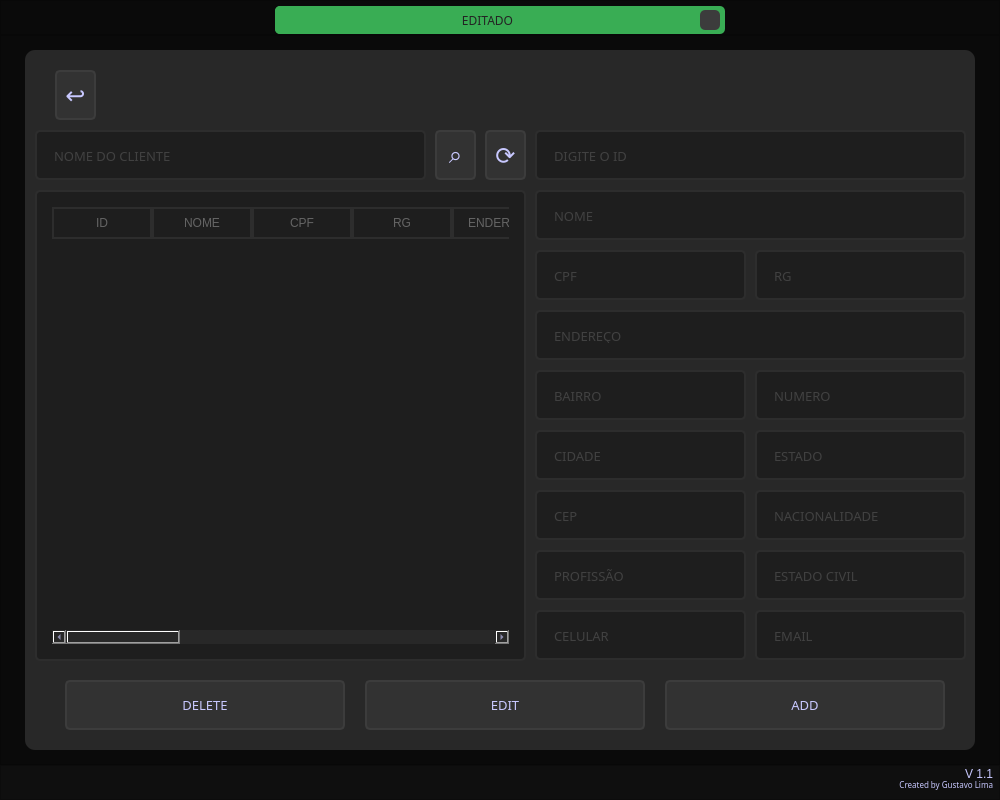
This is Qt/edit_client.ui in GLimas99/MakeForms as Qt 5 draws it before an edit. The edited form follows.
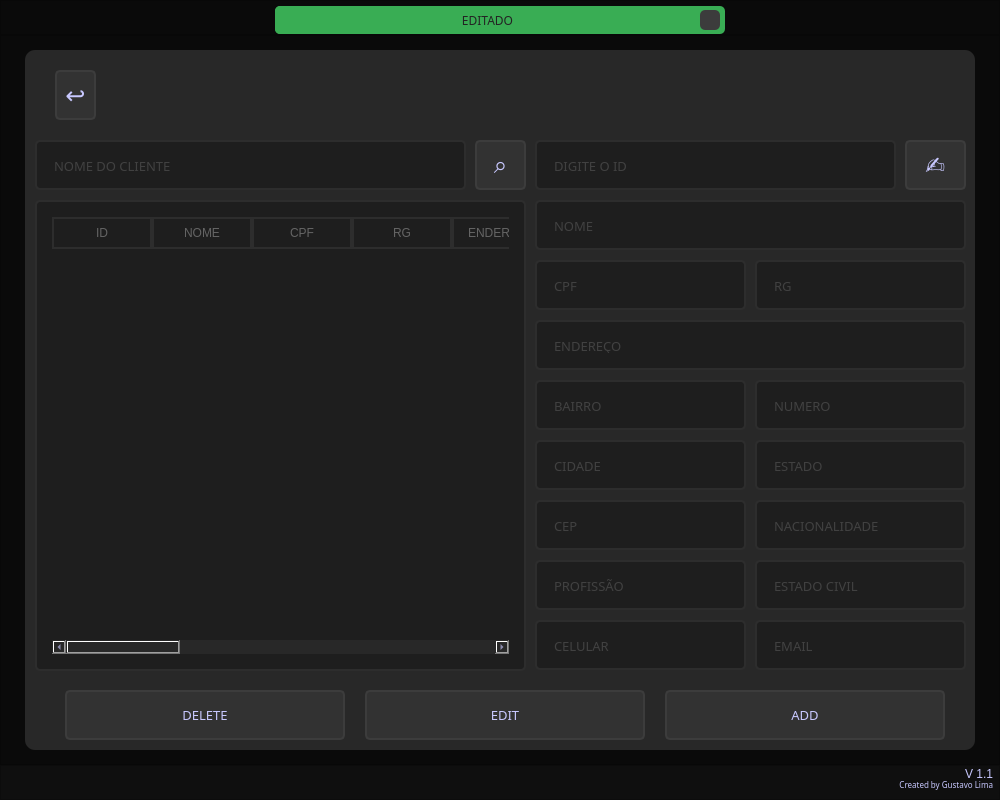
This is the edited form. Icons and pictures are not drawn.

Diff of the .ui file:
```diff
--- a/Qt/edit_client.ui
+++ b/Qt/edit_client.ui
@@ -266,8 +266,8 @@
           <property name="geometry">
            <rect>
             <x>510</x>
-            <y>80</y>
-            <width>431</width>
+            <y>90</y>
+            <width>361</width>
             <height>50</height>
            </rect>
           </property>
@@ -303,9 +303,9 @@
          <widget class="QPushButton" name="btn_search">
           <property name="geometry">
            <rect>
-            <x>410</x>
-            <y>80</y>
-            <width>41</width>
+            <x>450</x>
+            <y>90</y>
+            <width>51</width>
             <height>50</height>
            </rect>
           </property>
@@ -342,8 +342,8 @@
           <property name="geometry">
            <rect>
             <x>10</x>
-            <y>80</y>
-            <width>391</width>
+            <y>90</y>
+            <width>431</width>
             <height>50</height>
            </rect>
           </property>
@@ -380,7 +380,7 @@
           <property name="geometry">
            <rect>
             <x>730</x>
-            <y>440</y>
+            <y>450</y>
             <width>211</width>
             <height>50</height>
            </rect>
@@ -418,7 +418,7 @@
           <property name="geometry">
            <rect>
             <x>730</x>
-            <y>500</y>
+            <y>510</y>
             <width>211</width>
             <height>50</height>
            </rect>
@@ -456,7 +456,7 @@
           <property name="geometry">
            <rect>
             <x>510</x>
-            <y>320</y>
+            <y>330</y>
             <width>211</width>
             <height>50</height>
            </rect>
@@ -494,7 +494,7 @@
           <property name="geometry">
            <rect>
             <x>730</x>
-            <y>320</y>
+            <y>330</y>
             <width>211</width>
             <height>50</height>
            </rect>
@@ -532,7 +532,7 @@
           <property name="geometry">
            <rect>
             <x>510</x>
-            <y>380</y>
+            <y>390</y>
             <width>211</width>
             <height>50</height>
            </rect>
@@ -570,7 +570,7 @@
           <property name="geometry">
            <rect>
             <x>510</x>
-            <y>260</y>
+            <y>270</y>
             <width>431</width>
             <height>50</height>
            </rect>
@@ -608,7 +608,7 @@
           <property name="geometry">
            <rect>
             <x>510</x>
-            <y>140</y>
+            <y>150</y>
             <width>431</width>
             <height>50</height>
            </rect>
@@ -646,7 +646,7 @@
           <property name="geometry">
            <rect>
             <x>510</x>
-            <y>440</y>
+            <y>450</y>
             <width>211</width>
             <height>50</height>
            </rect>
@@ -684,7 +684,7 @@
           <property name="geometry">
            <rect>
             <x>730</x>
-            <y>560</y>
+            <y>570</y>
             <width>211</width>
             <height>50</height>
            </rect>
@@ -722,7 +722,7 @@
           <property name="geometry">
            <rect>
             <x>730</x>
-            <y>200</y>
+            <y>210</y>
             <width>211</width>
             <height>50</height>
            </rect>
@@ -760,7 +760,7 @@
           <property name="geometry">
            <rect>
             <x>730</x>
-            <y>380</y>
+            <y>390</y>
             <width>211</width>
             <height>50</height>
            </rect>
@@ -798,7 +798,7 @@
           <property name="geometry">
            <rect>
             <x>510</x>
-            <y>560</y>
+            <y>570</y>
             <width>211</width>
             <height>50</height>
            </rect>
@@ -836,7 +836,7 @@
           <property name="geometry">
            <rect>
             <x>510</x>
-            <y>200</y>
+            <y>210</y>
             <width>211</width>
             <height>50</height>
            </rect>
@@ -874,7 +874,7 @@
           <property name="geometry">
            <rect>
             <x>510</x>
-            <y>500</y>
+            <y>510</y>
             <width>211</width>
             <height>50</height>
            </rect>
@@ -912,7 +912,7 @@
           <property name="geometry">
            <rect>
             <x>10</x>
-            <y>140</y>
+            <y>150</y>
             <width>491</width>
             <height>471</height>
            </rect>
@@ -1024,7 +1024,7 @@
           </column>
           <column>
            <property name="text">
-            <string>ValorVisita</string>
+            <string>CELULAR</string>
            </property>
           </column>
           <column>
@@ -1037,7 +1037,7 @@
           <property name="geometry">
            <rect>
             <x>640</x>
-            <y>630</y>
+            <y>640</y>
             <width>280</width>
             <height>50</height>
            </rect>
@@ -1072,7 +1072,7 @@
           <property name="geometry">
            <rect>
             <x>40</x>
-            <y>630</y>
+            <y>640</y>
             <width>280</width>
             <height>50</height>
            </rect>
@@ -1107,7 +1107,7 @@
           <property name="geometry">
            <rect>
             <x>340</x>
-            <y>630</y>
+            <y>640</y>
             <width>280</width>
             <height>50</height>
            </rect>
@@ -1141,9 +1141,9 @@
          <widget class="QPushButton" name="btn_search_2">
           <property name="geometry">
            <rect>
-            <x>460</x>
-            <y>80</y>
-            <width>41</width>
+            <x>880</x>
+            <y>90</y>
+            <width>61</width>
             <height>50</height>
            </rect>
           </property>
@@ -1173,7 +1173,7 @@
 }</string>
           </property>
           <property name="text">
-           <string>⟳</string>
+           <string>✍</string>
           </property>
          </widget>
         </widget>
```
Left out of the diff: 2 changed lines with no effect on the pictures.
